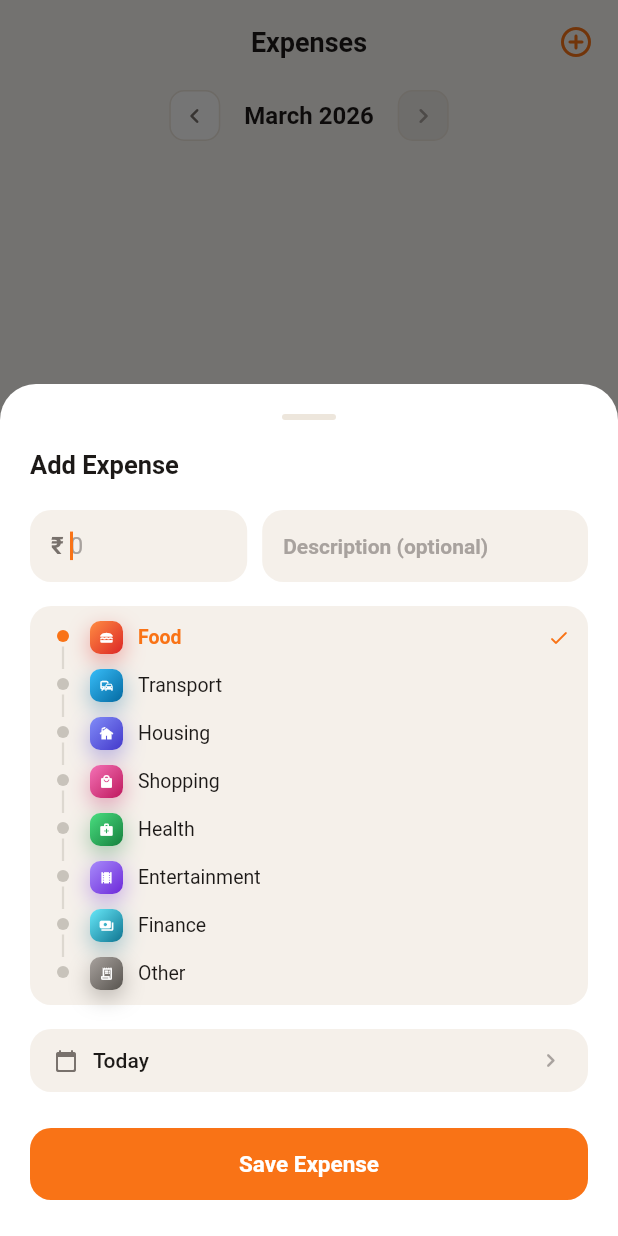
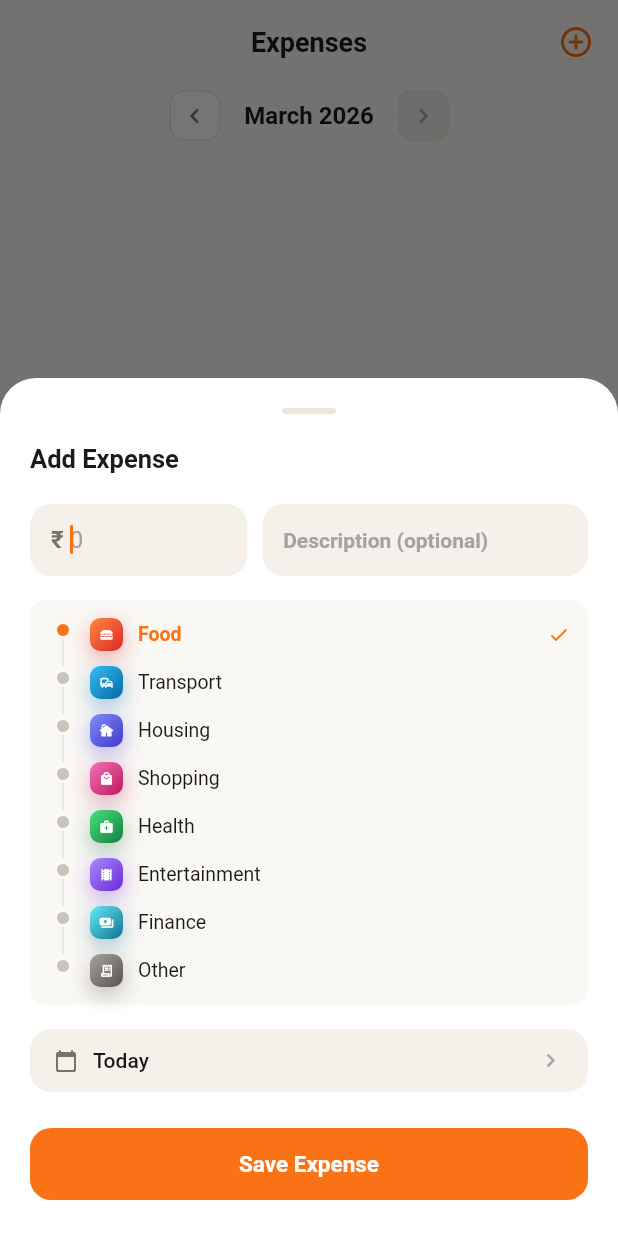
Before and after one commit to ramanakellampalli/smart-bill-buddy, a Flutter app: the ExpensesScreen screen opened directly, after a tap on the "chevron left" icon, after a tap on the "chevron right" icon, after a tap on "Add Expense", on a phone screen of 412 x 824 dp. Run offline on Flutter 3.47's test engine with Material 3 defaults, Android fonts, the phone set to English and light mode, and no system bars; our stand-ins replace cached_network_image, cloud_firestore, firebase_auth, firebase_core, firebase_storage, flutter_local_notifications and 10 more; accounts and stored records are empty; generated files the repository leaves out were written again.

Commit message:
fix: align category picker spacing and colors exactly with payment timeline

```diff
--- a/lib/presentation/widgets/add_expense_sheet.dart
+++ b/lib/presentation/widgets/add_expense_sheet.dart
@@ -280,10 +280,10 @@ class _CategoryPicker extends StatelessWidget {
   Widget build(BuildContext context) {
     final cats = ExpenseCategory.values;
     return Container(
-      padding: const EdgeInsets.fromLTRB(12, 10, 12, 10),
+      padding: const EdgeInsets.all(12),
       decoration: BoxDecoration(
-        color: const Color(0xFFF5F0EA),
-        borderRadius: BorderRadius.circular(14),
+        color: const Color(0xFFFAF8F5),
+        borderRadius: BorderRadius.circular(10),
       ),
       child: Column(
         children: cats.asMap().entries.map((entry) {
@@ -303,7 +303,7 @@ class _CategoryPicker extends StatelessWidget {
                       Container(
                         width: 8,
                         height: 8,
-                        margin: const EdgeInsets.only(top: 6),
+                        margin: const EdgeInsets.only(top: 4),
                         decoration: BoxDecoration(
                           color: isSel ? _primary : const Color(0xFFC8C3BB),
                           shape: BoxShape.circle,
@@ -313,8 +313,8 @@ class _CategoryPicker extends StatelessWidget {
                         Expanded(
                           child: Container(
                             width: 1.5,
-                            margin: const EdgeInsets.only(top: 3),
-                            color: const Color(0xFFDDD8D0),
+                            margin: const EdgeInsets.only(top: 2),
+                            color: const Color(0xFFEDE6DC),
                           ),
                         ),
                     ],
```
